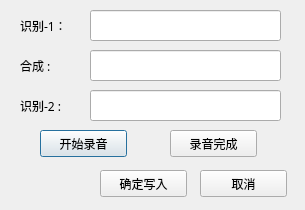
This is voiceIden/dialogAddTable2.ui in lcdsdream/my-gradution-project as Qt 5 draws it before an edit. The edited form follows.
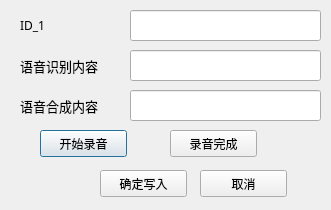
This is the edited form.

Commit message: 语音模块修改 数据库项目更改

The edit to the form file:
```diff
--- a/voiceIden/dialogAddTable2.ui
+++ b/voiceIden/dialogAddTable2.ui
@@ -6,7 +6,7 @@
    <rect>
     <x>0</x>
     <y>0</y>
-    <width>305</width>
+    <width>331</width>
     <height>210</height>
    </rect>
   </property>
@@ -28,7 +28,7 @@
     </rect>
    </property>
    <property name="text">
-    <string>识别-1：</string>
+    <string>ID_1</string>
    </property>
   </widget>
   <widget class="QLabel" name="label_2">
@@ -36,18 +36,24 @@
     <rect>
      <x>20</x>
      <y>50</y>
-     <width>61</width>
+     <width>101</width>
      <height>31</height>
     </rect>
    </property>
+   <property name="font">
+    <font>
+     <family>WenQuanYi Micro Hei</family>
+     <pointsize>10</pointsize>
+    </font>
+   </property>
    <property name="text">
-    <string>合成 :</string>
+    <string>语音识别内容</string>
    </property>
   </widget>
   <widget class="QLineEdit" name="lineEditItem0">
    <property name="geometry">
     <rect>
-     <x>90</x>
+     <x>130</x>
      <y>10</y>
      <width>191</width>
      <height>31</height>
@@ -57,7 +63,7 @@
   <widget class="QLineEdit" name="lineEditItem1">
    <property name="geometry">
     <rect>
-     <x>90</x>
+     <x>130</x>
      <y>50</y>
      <width>191</width>
      <height>31</height>
@@ -119,7 +125,7 @@
   <widget class="QLineEdit" name="lineEditItem2">
    <property name="geometry">
     <rect>
-     <x>90</x>
+     <x>130</x>
      <y>90</y>
      <width>191</width>
      <height>31</height>
@@ -131,12 +137,17 @@
     <rect>
      <x>20</x>
      <y>90</y>
-     <width>61</width>
+     <width>101</width>
      <height>31</height>
     </rect>
    </property>
+   <property name="font">
+    <font>
+     <pointsize>10</pointsize>
+    </font>
+   </property>
    <property name="text">
-    <string>识别-2 :</string>
+    <string>语音合成内容</string>
    </property>
   </widget>
  </widget>
```
The commit also changes 9 other files.
